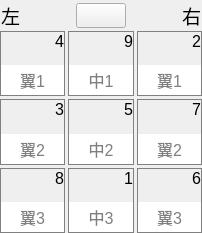
The window that linggui_custom.ui (pejoypan/ZiWuLiuZhu) describes before a commit, drawn with Qt 5.
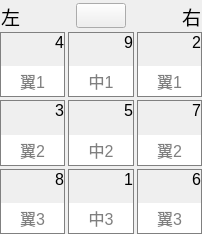
The same window after the commit. Icons and pictures are not drawn.

Commit message: modify font to Arial to adapt macOS

```diff
--- a/linggui_custom.ui
+++ b/linggui_custom.ui
@@ -7,9 +7,14 @@
     <x>0</x>
     <y>0</y>
     <width>202</width>
-    <height>229</height>
+    <height>234</height>
    </rect>
   </property>
+  <property name="font">
+   <font>
+    <family>Arial</family>
+   </font>
+  </property>
   <property name="windowTitle">
    <string>Form</string>
   </property>
@@ -63,6 +68,7 @@
         </property>
         <property name="font">
          <font>
+          <family>Arial</family>
           <pointsize>14</pointsize>
          </font>
         </property>
@@ -110,6 +116,7 @@
         </property>
         <property name="font">
          <font>
+          <family>Arial</family>
           <pointsize>14</pointsize>
          </font>
         </property>
@@ -156,6 +163,11 @@
       </property>
       <item row="2" column="2">
        <widget class="QWidget" name="verticalWidget_9" native="true">
+        <property name="font">
+         <font>
+          <family>Arial</family>
+         </font>
+        </property>
         <property name="styleSheet">
          <string notr="true">border: 1px solid gray</string>
         </property>
@@ -176,6 +188,7 @@
           <widget class="QLabel" name="label_19">
            <property name="font">
             <font>
+             <family>Arial</family>
              <pointsize>12</pointsize>
             </font>
            </property>
@@ -200,6 +213,7 @@
            </property>
            <property name="font">
             <font>
+             <family>Arial</family>
              <pointsize>12</pointsize>
             </font>
            </property>
@@ -219,6 +233,11 @@
       </item>
       <item row="0" column="0">
        <widget class="QWidget" name="verticalWidget" native="true">
+        <property name="font">
+         <font>
+          <family>Arial</family>
+         </font>
+        </property>
         <property name="styleSheet">
          <string notr="true">border: 1px solid gray</string>
         </property>
@@ -239,6 +258,7 @@
           <widget class="QLabel" name="label_3">
            <property name="font">
             <font>
+             <family>Arial</family>
              <pointsize>12</pointsize>
             </font>
            </property>
@@ -263,6 +283,7 @@
            </property>
            <property name="font">
             <font>
+             <family>Arial</family>
              <pointsize>12</pointsize>
             </font>
            </property>
@@ -282,6 +303,11 @@
       </item>
       <item row="0" column="1">
        <widget class="QWidget" name="verticalWidget_2" native="true">
+        <property name="font">
+         <font>
+          <family>Arial</family>
+         </font>
+        </property>
         <property name="styleSheet">
          <string notr="true">border: 1px solid gray</string>
         </property>
@@ -302,6 +328,7 @@
           <widget class="QLabel" name="label_5">
            <property name="font">
             <font>
+             <family>Arial</family>
              <pointsize>12</pointsize>
             </font>
            </property>
@@ -326,6 +353,7 @@
            </property>
            <property name="font">
             <font>
+             <family>Arial</family>
              <pointsize>12</pointsize>
             </font>
            </property>
@@ -345,6 +373,11 @@
       </item>
       <item row="0" column="2">
        <widget class="QWidget" name="verticalWidget_3" native="true">
+        <property name="font">
+         <font>
+          <family>Arial</family>
+         </font>
+        </property>
         <property name="styleSheet">
          <string notr="true">border: 1px solid gray</string>
         </property>
@@ -365,6 +398,7 @@
           <widget class="QLabel" name="label_7">
            <property name="font">
             <font>
+             <family>Arial</family>
              <pointsize>12</pointsize>
             </font>
            </property>
@@ -389,6 +423,7 @@
            </property>
            <property name="font">
             <font>
+             <family>Arial</family>
              <pointsize>12</pointsize>
             </font>
            </property>
@@ -408,6 +443,11 @@
       </item>
       <item row="1" column="0">
        <widget class="QWidget" name="verticalWidget_4" native="true">
+        <property name="font">
+         <font>
+          <family>Arial</family>
+         </font>
+        </property>
         <property name="styleSheet">
          <string notr="true">border: 1px solid gray</string>
         </property>
@@ -428,6 +468,7 @@
           <widget class="QLabel" name="label_9">
            <property name="font">
             <font>
+             <family>Arial</family>
              <pointsize>12</pointsize>
             </font>
            </property>
@@ -452,6 +493,7 @@
            </property>
            <property name="font">
             <font>
+             <family>Arial</family>
              <pointsize>12</pointsize>
             </font>
            </property>
@@ -471,6 +513,11 @@
       </item>
       <item row="1" column="1">
        <widget class="QWidget" name="verticalWidget_5" native="true">
+        <property name="font">
+         <font>
+          <family>Arial</family>
+         </font>
+        </property>
         <property name="styleSheet">
          <string notr="true">border: 1px solid gray</string>
         </property>
@@ -491,6 +538,7 @@
           <widget class="QLabel" name="label_11">
            <property name="font">
             <font>
+             <family>Arial</family>
              <pointsize>12</pointsize>
             </font>
            </property>
@@ -515,6 +563,7 @@
            </property>
            <property name="font">
             <font>
+             <family>Arial</family>
              <pointsize>12</pointsize>
             </font>
            </property>
@@ -534,6 +583,11 @@
       </item>
       <item row="1" column="2">
        <widget class="QWidget" name="verticalWidget_6" native="true">
+        <property name="font">
+         <font>
+          <family>Arial</family>
+         </font>
+        </property>
         <property name="styleSheet">
          <string notr="true">border: 1px solid gray</string>
         </property>
@@ -554,6 +608,7 @@
           <widget class="QLabel" name="label_13">
            <property name="font">
             <font>
+             <family>Arial</family>
              <pointsize>12</pointsize>
             </font>
            </property>
@@ -578,6 +633,7 @@
            </property>
            <property name="font">
             <font>
+             <family>Arial</family>
              <pointsize>12</pointsize>
             </font>
            </property>
@@ -597,6 +653,11 @@
       </item>
       <item row="2" column="0">
        <widget class="QWidget" name="verticalWidget_7" native="true">
+        <property name="font">
+         <font>
+          <family>Arial</family>
+         </font>
+        </property>
         <property name="styleSheet">
          <string notr="true">border: 1px solid gray</string>
         </property>
@@ -617,6 +678,7 @@
           <widget class="QLabel" name="label_15">
            <property name="font">
             <font>
+             <family>Arial</family>
              <pointsize>12</pointsize>
             </font>
            </property>
@@ -641,6 +703,7 @@
            </property>
            <property name="font">
             <font>
+             <family>Arial</family>
              <pointsize>12</pointsize>
             </font>
            </property>
@@ -660,6 +723,11 @@
       </item>
       <item row="2" column="1">
        <widget class="QWidget" name="verticalWidget_8" native="true">
+        <property name="font">
+         <font>
+          <family>Arial</family>
+         </font>
+        </property>
         <property name="styleSheet">
          <string notr="true">border: 1px solid gray</string>
         </property>
@@ -680,6 +748,7 @@
           <widget class="QLabel" name="label_17">
            <property name="font">
             <font>
+             <family>Arial</family>
              <pointsize>12</pointsize>
             </font>
            </property>
@@ -704,6 +773,7 @@
            </property>
            <property name="font">
             <font>
+             <family>Arial</family>
              <pointsize>12</pointsize>
             </font>
            </property>
```
The commit also changes 14 other files.
